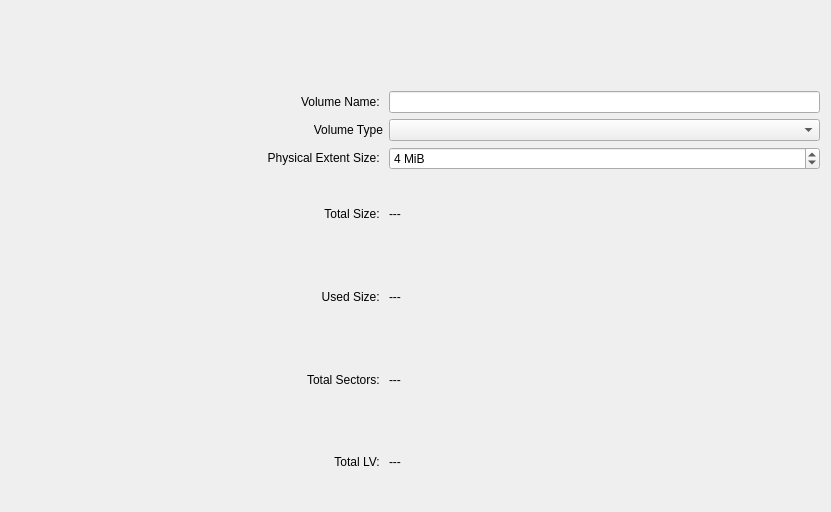
The window that src/gui/volumewidgetbase.ui (KDE/partitionmanager) describes before a commit, drawn with Qt 5.
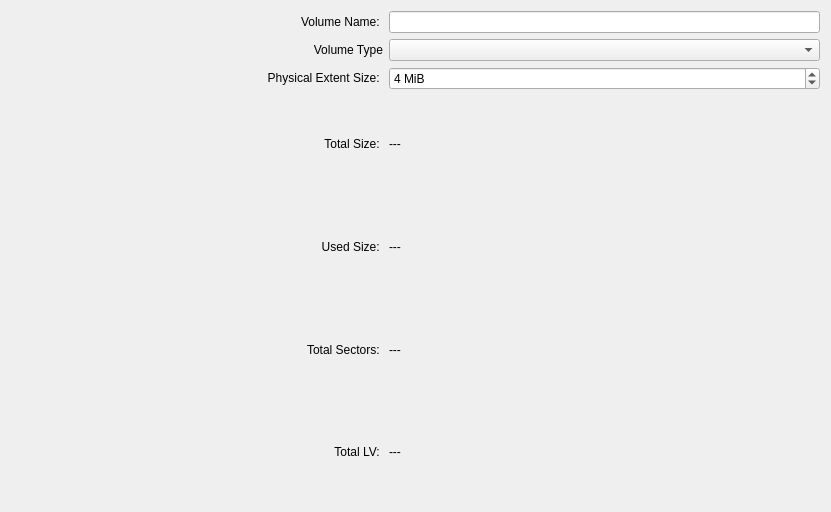
The same window after the commit. Custom widgets are drawn as their Qt base class.

Commit message: Remove partTableWidget from VolumeDialog.

The edit to the form file:
```diff
--- a/src/gui/volumewidgetbase.ui
+++ b/src/gui/volumewidgetbase.ui
@@ -20,7 +20,57 @@
    <string>Form</string>
   </property>
   <layout class="QGridLayout" name="gridLayout">
-   <item row="4" column="2">
+   <item row="1" column="2">
+    <layout class="QVBoxLayout" name="verticalLayout_2">
+     <item>
+      <widget class="QLineEdit" name="m_EditVGName"/>
+     </item>
+    </layout>
+   </item>
+   <item row="1" column="1">
+    <widget class="QLabel" name="m_LabelTextVGName">
+     <property name="text">
+      <string>Volume Name: </string>
+     </property>
+     <property name="alignment">
+      <set>Qt::AlignRight|Qt::AlignTrailing|Qt::AlignVCenter</set>
+     </property>
+     <property name="textInteractionFlags">
+      <set>Qt::LinksAccessibleByMouse|Qt::TextSelectableByKeyboard|Qt::TextSelectableByMouse</set>
+     </property>
+    </widget>
+   </item>
+   <item row="3" column="1">
+    <widget class="QLabel" name="m_LabelTextPESize">
+     <property name="text">
+      <string>Physical Extent Size: </string>
+     </property>
+     <property name="alignment">
+      <set>Qt::AlignRight|Qt::AlignTrailing|Qt::AlignVCenter</set>
+     </property>
+     <property name="textInteractionFlags">
+      <set>Qt::LinksAccessibleByMouse|Qt::TextSelectableByKeyboard|Qt::TextSelectableByMouse</set>
+     </property>
+    </widget>
+   </item>
+   <item row="6" column="2">
+    <widget class="QLabel" name="m_LabelTotalSectors">
+     <property name="text">
+      <string>---</string>
+     </property>
+     <property name="textInteractionFlags">
+      <set>Qt::LinksAccessibleByMouse|Qt::TextSelectableByKeyboard|Qt::TextSelectableByMouse</set>
+     </property>
+    </widget>
+   </item>
+   <item row="2" column="2">
+    <layout class="QVBoxLayout" name="verticalLayout_4">
+     <item>
+      <widget class="QComboBox" name="m_ComboVolumeType"/>
+     </item>
+    </layout>
+   </item>
+   <item row="3" column="2">
     <layout class="QVBoxLayout" name="verticalLayout">
      <item>
       <widget class="QSpinBox" name="m_SpinPESize">
@@ -40,98 +90,7 @@
      </item>
     </layout>
    </item>
-   <item row="0" column="0" colspan="3">
-    <widget class="PartTableWidget" name="m_PartTableWidget" native="true">
-     <property name="sizePolicy">
-      <sizepolicy hsizetype="Expanding" vsizetype="Fixed">
-       <horstretch>0</horstretch>
-       <verstretch>0</verstretch>
-      </sizepolicy>
-     </property>
-     <property name="minimumSize">
-      <size>
-       <width>0</width>
-       <height>60</height>
-      </size>
-     </property>
-     <property name="maximumSize">
-      <size>
-       <width>16777215</width>
-       <height>74</height>
-      </size>
-     </property>
-     <property name="contextMenuPolicy">
-      <enum>Qt::CustomContextMenu</enum>
-     </property>
-    </widget>
-   </item>
-   <item row="3" column="1">
-    <widget class="QLabel" name="m_LabelTextVolumeType">
-     <property name="text">
-      <string>Volume Type</string>
-     </property>
-     <property name="alignment">
-      <set>Qt::AlignRight|Qt::AlignTrailing|Qt::AlignVCenter</set>
-     </property>
-    </widget>
-   </item>
-   <item row="8" column="2">
-    <widget class="QLabel" name="m_LabelTotalLV">
-     <property name="text">
-      <string>---</string>
-     </property>
-     <property name="textInteractionFlags">
-      <set>Qt::LinksAccessibleByMouse|Qt::TextSelectableByKeyboard|Qt::TextSelectableByMouse</set>
-     </property>
-    </widget>
-   </item>
-   <item row="2" column="2">
-    <layout class="QVBoxLayout" name="verticalLayout_2">
-     <item>
-      <widget class="QLineEdit" name="m_EditVGName"/>
-     </item>
-    </layout>
-   </item>
-   <item row="2" column="1">
-    <widget class="QLabel" name="m_LabelTextVGName">
-     <property name="text">
-      <string>Volume Name: </string>
-     </property>
-     <property name="alignment">
-      <set>Qt::AlignRight|Qt::AlignTrailing|Qt::AlignVCenter</set>
-     </property>
-     <property name="textInteractionFlags">
-      <set>Qt::LinksAccessibleByMouse|Qt::TextSelectableByKeyboard|Qt::TextSelectableByMouse</set>
-     </property>
-    </widget>
-   </item>
-   <item row="4" column="1">
-    <widget class="QLabel" name="m_LabelTextPESize">
-     <property name="text">
-      <string>Physical Extent Size: </string>
-     </property>
-     <property name="alignment">
-      <set>Qt::AlignRight|Qt::AlignTrailing|Qt::AlignVCenter</set>
-     </property>
-     <property name="textInteractionFlags">
-      <set>Qt::LinksAccessibleByMouse|Qt::TextSelectableByKeyboard|Qt::TextSelectableByMouse</set>
-     </property>
-    </widget>
-   </item>
-   <item row="8" column="1">
-    <widget class="QLabel" name="m_LabelTextTotalLV">
-     <property name="text">
-      <string>Total LV: </string>
-     </property>
-     <property name="alignment">
-      <set>Qt::AlignRight|Qt::AlignTrailing|Qt::AlignVCenter</set>
-     </property>
-     <property name="textInteractionFlags">
-      <set>Qt::LinksAccessibleByMouse|Qt::TextSelectableByKeyboard|Qt::TextSelectableByMouse</set>
-     </property>
-    </widget>
-   </item>
-   <item row="2" column="0" rowspan="7">
+   <item row="1" column="0" rowspan="7">
     <widget class="ListPhysicalVolumes" name="m_ListPV" native="true">
      <property name="minimumSize">
       <size>
@@ -141,15 +100,21 @@
      </property>
     </widget>
    </item>
-   <item row="3" column="2">
-    <layout class="QVBoxLayout" name="verticalLayout_4">
-     <item>
-      <widget class="QComboBox" name="m_ComboVolumeType"/>
-     </item>
-    </layout>
+   <item row="7" column="1">
+    <widget class="QLabel" name="m_LabelTextTotalLV">
+     <property name="text">
+      <string>Total LV: </string>
+     </property>
+     <property name="alignment">
+      <set>Qt::AlignRight|Qt::AlignTrailing|Qt::AlignVCenter</set>
+     </property>
+     <property name="textInteractionFlags">
+      <set>Qt::LinksAccessibleByMouse|Qt::TextSelectableByKeyboard|Qt::TextSelectableByMouse</set>
+     </property>
+    </widget>
    </item>
-   <item row="5" column="2">
-    <widget class="QLabel" name="m_LabelTotalSize">
+   <item row="7" column="2">
+    <widget class="QLabel" name="m_LabelTotalLV">
      <property name="text">
       <string>---</string>
      </property>
@@ -158,7 +123,17 @@
      </property>
     </widget>
    </item>
-   <item row="5" column="1">
+   <item row="2" column="1">
+    <widget class="QLabel" name="m_LabelTextVolumeType">
+     <property name="text">
+      <string>Volume Type</string>
+     </property>
+     <property name="alignment">
+      <set>Qt::AlignRight|Qt::AlignTrailing|Qt::AlignVCenter</set>
+     </property>
+    </widget>
+   </item>
+   <item row="4" column="1">
     <widget class="QLabel" name="m_LabelTextTotalSize">
      <property name="text">
       <string>Total Size: </string>
@@ -171,7 +146,7 @@
      </property>
     </widget>
    </item>
-   <item row="7" column="1">
+   <item row="6" column="1">
     <widget class="QLabel" name="m_LabelTextTotalSectors">
      <property name="text">
       <string>Total Sectors: </string>
@@ -184,8 +159,8 @@
      </property>
     </widget>
    </item>
-   <item row="7" column="2">
-    <widget class="QLabel" name="m_LabelTotalSectors">
+   <item row="4" column="2">
+    <widget class="QLabel" name="m_LabelTotalSize">
      <property name="text">
       <string>---</string>
      </property>
@@ -194,7 +169,7 @@
      </property>
     </widget>
    </item>
-   <item row="6" column="2">
+   <item row="5" column="2">
     <widget class="QLabel" name="m_LabelTotalUsedSize">
      <property name="text">
       <string>---</string>
@@ -204,7 +179,7 @@
      </property>
     </widget>
    </item>
-   <item row="6" column="1">
+   <item row="5" column="1">
     <widget class="QLabel" name="m_LabelTextTotalUsedSize">
      <property name="text">
       <string>Used Size: </string>
@@ -220,12 +195,6 @@
   </layout>
  </widget>
  <customwidgets>
-  <customwidget>
-   <class>PartTableWidget</class>
-   <extends>QWidget</extends>
-   <header>gui/parttablewidget.h</header>
-   <container>1</container>
-  </customwidget>
   <customwidget>
    <class>ListPhysicalVolumes</class>
    <extends>QWidget</extends>
```
The commit also changes 5 other files.
